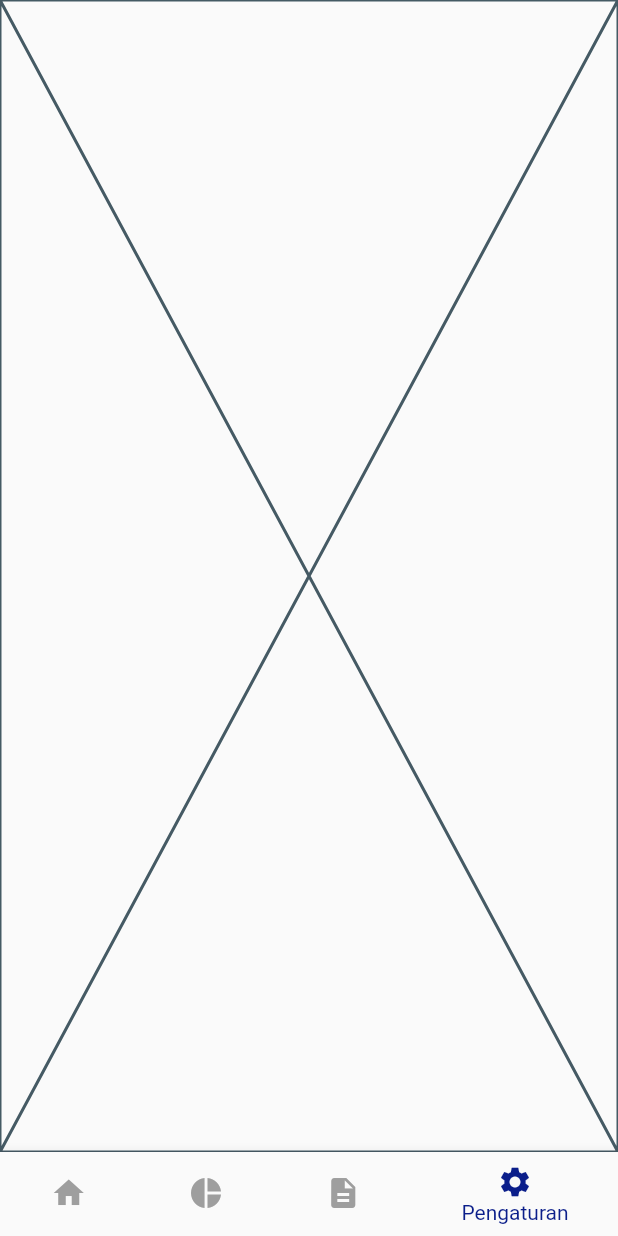
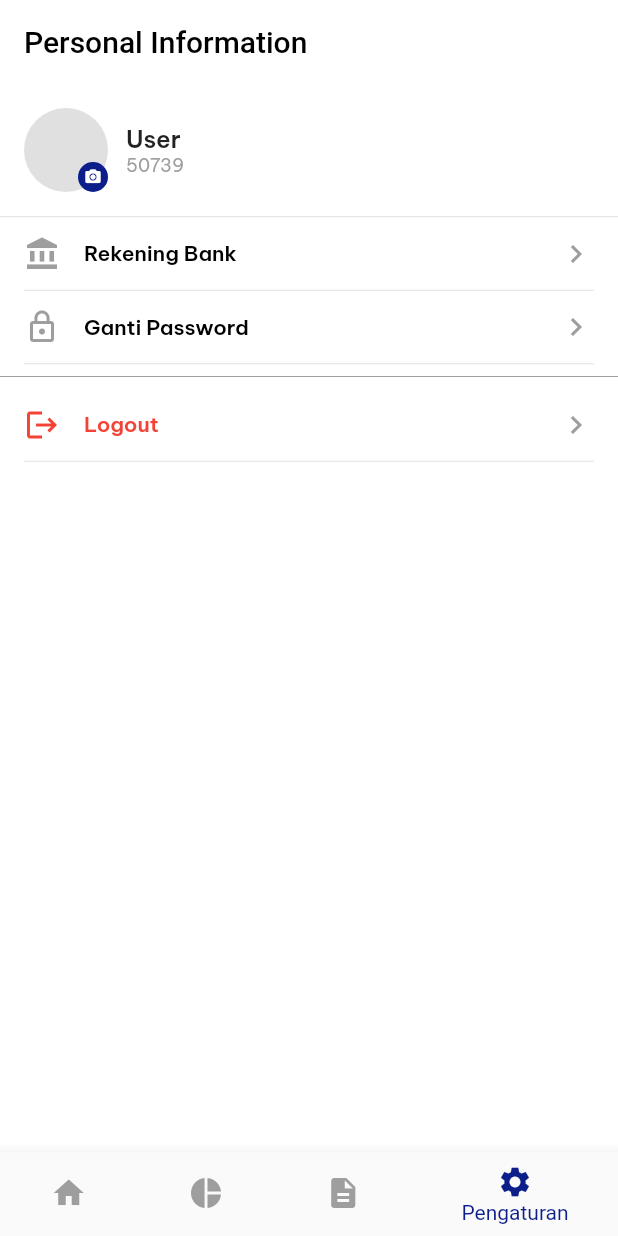
Before and after one commit to nnnbennn3-ops/loginscreenkoperasi, a Flutter app: the MainShell screen opened directly, item 4 of the bottom bar chosen, on a phone screen of 412 x 824 dp. Run offline on Flutter 3.47's test engine with Material 3 defaults, Android fonts, the phone set to English and light mode, and no system bars; our stand-ins replace google_fonts.

Commit message:
yey UI beres

```diff
--- a/lib/login_screen.dart
+++ b/lib/login_screen.dart
@@ -126,7 +126,7 @@ class _LoginScreenState extends State<LoginScreen> {
     return InkWell(
       onTap: () {
         if (i == 1) {
-          // 👉 TAB DAFTAR
+          // MENUJU TAB DAFTAR
           Navigator.push(
             context,
             MaterialPageRoute(builder: (_) => const RegisterScreen()),
--- a/lib/main_shell.dart
+++ b/lib/main_shell.dart
@@ -2,6 +2,7 @@ import 'package:flutter/material.dart';
 import 'home_screen.dart';
 import 'portofolio.dart';
 import 'formulir_screen.dart';
+import 'settings_screen.dart';
 
 class MainShell extends StatefulWidget {
   const MainShell({super.key});
@@ -17,7 +18,7 @@ class _MainShellState extends State<MainShell> {
     HomeScreen(),
     PortofolioScreen(),
     FormulirScreen(), // Formulir
-    Placeholder(), // Pengaturan
+    SettingsScreen(), // Pengaturan
   ];
 
   @override
--- /dev/null
+++ b/lib/settings_screen.dart
@@ -0,0 +1,149 @@
+import 'package:flutter/material.dart';
+import 'package:google_fonts/google_fonts.dart';
+import 'rekening_screen.dart';
+import 'changepassword_screen.dart';
+
+class SettingsScreen extends StatelessWidget {
+  const SettingsScreen({super.key});
+
+  @override
+  Widget build(BuildContext context) {
+    return Scaffold(
+      backgroundColor: Colors.white,
+      appBar: AppBar(
+        title: const Text('Personal Information'),
+        backgroundColor: Colors.white,
+        foregroundColor: Colors.black,
+        elevation: 0,
+      ),
+      body: Column(
+        children: [
+          _profileHeader(),
+          const Divider(height: 1),
+          _menuItem(
+            icon: Icons.account_balance,
+            title: 'Rekening Bank',
+            onTap: () {
+              Navigator.push(
+                context,
+                MaterialPageRoute(builder: (_) => const RekeningBankScreen()),
+              );
+            },
+          ),
+          _menuItem(
+            icon: Icons.lock_outline,
+            title: 'Ganti Password',
+            onTap: () {
+              Navigator.push(
+                context,
+                MaterialPageRoute(builder: (_) => const ChangePasswordScreen()),
+              );
+            },
+          ),
+          const Divider(color: Colors.grey),
+          _menuItem(
+            icon: Icons.logout,
+            title: 'Logout',
+            danget: true,
+            onTap: () {},
+          ),
+        ],
+      ),
+    );
+  }
+
+  // ----- Ini Kode Headernya -----
+  Widget _profileHeader() {
+    return Padding(
+      padding: const EdgeInsets.all(16),
+      child: Row(
+        children: [
+          Stack(
+            children: [
+              CircleAvatar(
+                radius: 28, //ngatur gede kecil fotonya
+                backgroundColor: Colors.grey.shade300,
+                //backgroundImage: const AssetImage
+              ),
+              Positioned(
+                bottom: 0,
+                right: 0,
+                child: Container(
+                  padding: const EdgeInsets.all(4),
+                  decoration: const BoxDecoration(
+                    color: Color(0xFF0B1E8A),
+                    shape: BoxShape.circle,
+                  ),
+                  child: const Icon(
+                    Icons.camera_alt,
+                    size: 12,
+                    color: Colors.white,
+                  ),
+                ),
+              ),
+            ],
+          ),
+          const SizedBox(width: 12),
+          Column(
+            crossAxisAlignment: CrossAxisAlignment.start,
+            children: [
+              Text(
+                'User',
+                style: GoogleFonts.beVietnamPro(
+                  fontSize: 16,
+                  fontWeight: FontWeight.w600,
+                ),
+              ),
+              Text(
+                '50739',
+                style: GoogleFonts.beVietnamPro(
+                  fontSize: 12,
+                  color: Colors.grey,
+                ),
+              ),
+            ],
+          ),
+        ],
+      ),
+    );
+  }
+
+  // ----- Ini Kode Menu Itemnya -----
+  Widget _menuItem({
+    required IconData icon,
+    required String title,
+    required VoidCallback onTap,
+    bool danget = false,
+  }) {
+    return InkWell(
+      onTap: onTap,
+      child: Padding(
+        padding: const EdgeInsets.symmetric(horizontal: 16),
+        child: Column(
+          children: [
+            const SizedBox(height: 12),
+            Row(
+              children: [
+                Icon(icon, color: danget ? Colors.red : Colors.grey),
+                const SizedBox(width: 16),
+                Expanded(
+                  child: Text(
+                    title,
+                    style: GoogleFonts.beVietnamPro(
+                      fontSize: 14,
+                      fontWeight: FontWeight.w600,
+                      color: danget ? Colors.red : Colors.black,
+                    ),
+                  ),
+                ),
+                const Icon(Icons.chevron_right, color: Colors.grey),
+              ],
+            ),
+            const SizedBox(height: 12),
+            const Divider(height: 1),
+          ],
+        ),
+      ),
+    );
+  }
+}
--- a/lib/simulasi_pinjaman_page.dart
+++ b/lib/simulasi_pinjaman_page.dart
@@ -67,7 +67,7 @@ class _SimulasiPinjamanPageState extends State<SimulasiPinjamanPage> {
       height: 300,
       child: Container(
         width: double.infinity,
-        padding: const EdgeInsets.fromLTRB(8, 56, 20, 24),
+        padding: const EdgeInsets.fromLTRB(20, 56, 24, 20),
         decoration: const BoxDecoration(
           gradient: LinearGradient(
             begin: Alignment.topCenter,
@@ -81,10 +81,12 @@ class _SimulasiPinjamanPageState extends State<SimulasiPinjamanPage> {
             Row(
               children: [
                 IconButton(
+                  padding: EdgeInsets.zero,
+                  constraints: const BoxConstraints(),
                   onPressed: () => Navigator.pop(context),
                   icon: const Icon(Icons.arrow_back, color: Colors.white),
                 ),
-                const SizedBox(width: 4),
+                const SizedBox(width: 10),
                 Text(
                   'Simulasi Pinjaman',
                   style: GoogleFonts.beVietnamPro(
```
Also changed, not shown: lib/changepassword_screen.dart (added, +102 -0 lines), lib/rekening_screen.dart (added, +112 -0 lines).
